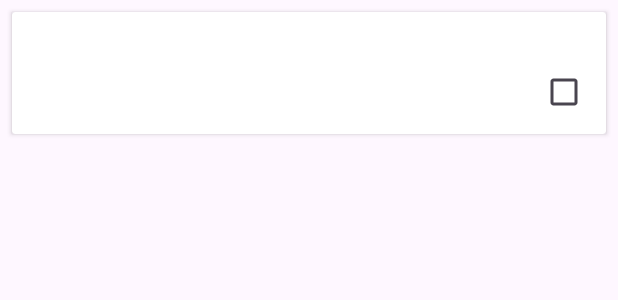
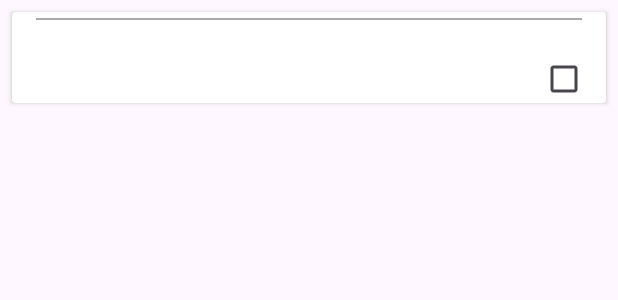
Before and after one commit to LCB2021029-Badri/task_manager_1, an Android app: the layout task_item.xml on its own in the app's theme, with its tools: preview values and no code run, on a phone screen of 412 x 824 dp. Shown: the top 300 px of the screen. Run offline under Robolectric (Android 15) with nearby library versions, the phone set to English and light mode, and no system bars.

Commit message:
rv item design improvement

```diff
--- a/app/src/main/res/layout/fragment_task.xml
+++ b/app/src/main/res/layout/fragment_task.xml
@@ -11,6 +11,7 @@
         android:layout_width="match_parent"
         android:layout_height="0dp"
         android:layout_margin="8dp"
+        tools:listitem="@layout/task_item"
         app:layout_constraintBottom_toTopOf="@+id/guideline3"
         app:layout_constraintEnd_toEndOf="parent"
         app:layout_constraintStart_toStartOf="parent"
--- a/app/src/main/res/layout/task_item.xml
+++ b/app/src/main/res/layout/task_item.xml
@@ -10,18 +10,23 @@
         android:layout_width="match_parent"
         android:layout_height="wrap_content"
         android:orientation="vertical"
-        android:padding="16dp">
+        android:paddingTop="4dp"
+        android:paddingStart="16dp"
+        android:paddingEnd="16dp"
+        android:paddingBottom="4dp"
+        >
 
         <TextView
             android:id="@+id/textViewTitle"
             android:layout_width="0dp"
             android:layout_height="wrap_content"
             android:textSize="16sp"
+            android:layout_marginTop="2dp"
             android:textStyle="bold"
-            android:layout_marginEnd="8dp"
             app:layout_constraintEnd_toStartOf="@+id/textViewDueDate"
+            app:layout_constraintHorizontal_bias="0.0"
             app:layout_constraintStart_toStartOf="parent"
-            app:layout_constraintTop_toTopOf="parent"
+            app:layout_constraintTop_toBottomOf="@+id/divider"
             tool:text="Title" />
 
         <TextView
@@ -34,14 +39,14 @@
             app:layout_constraintTop_toBottomOf="@+id/textViewTitle"
             tool:text="Description" />
 
-
         <TextView
             android:id="@+id/textViewDueDate"
             android:layout_width="wrap_content"
             android:layout_height="wrap_content"
+            android:layout_marginTop="2dp"
             android:textSize="12sp"
             app:layout_constraintEnd_toEndOf="parent"
-            app:layout_constraintTop_toTopOf="parent"
+            app:layout_constraintTop_toBottomOf="@+id/divider"
             tool:text="Due Date" />
 
         <ImageView
@@ -64,6 +69,15 @@
             app:layout_constraintEnd_toEndOf="parent"
             app:layout_constraintTop_toBottomOf="@+id/textViewDueDate" />
 
+        <!-- Horizontal line at the bottom of the layout -->
+        <View
+            android:id="@+id/divider"
+            android:layout_width="match_parent"
+            android:layout_height="1dp"
+            android:background="@android:color/darker_gray"
+            app:layout_constraintEnd_toEndOf="parent"
+            app:layout_constraintStart_toStartOf="parent"
+            app:layout_constraintTop_toTopOf="parent" />
 
     </androidx.constraintlayout.widget.ConstraintLayout>
 </androidx.cardview.widget.CardView>
```
